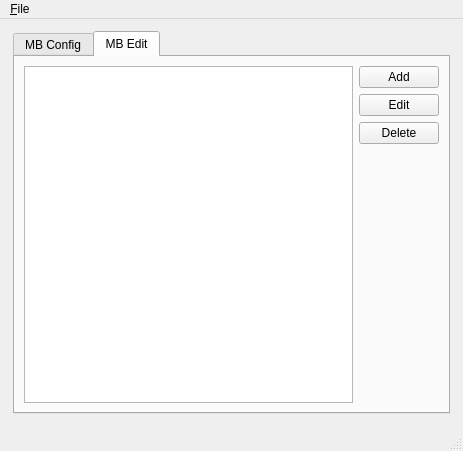
The window that window.ui (wengxt/fcitx-table-editor) describes before a commit, drawn with Qt 5.
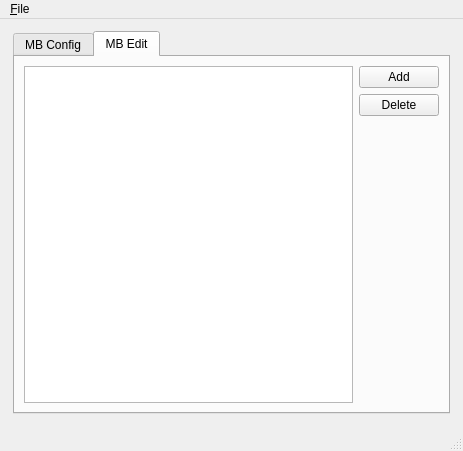
The same window after the commit. The open tabs and pages were chosen to show the change.

Commit message: Add new class WordDict move QList< QPair<QString,QString> > keymap, to QList<WordDict *> wordKeyMap Add WordModel

The edit to the form file:
```diff
--- a/window.ui
+++ b/window.ui
@@ -232,13 +232,6 @@
             </property>
            </widget>
           </item>
-          <item>
-           <widget class="QPushButton" name="wordEdit">
-            <property name="text">
-             <string>Edit</string>
-            </property>
-           </widget>
-          </item>
           <item>
            <widget class="QPushButton" name="wordDel">
             <property name="text">
```
Left out of the diff: 9 changed lines with no effect on the pictures. The commit also changes 8 other files.
